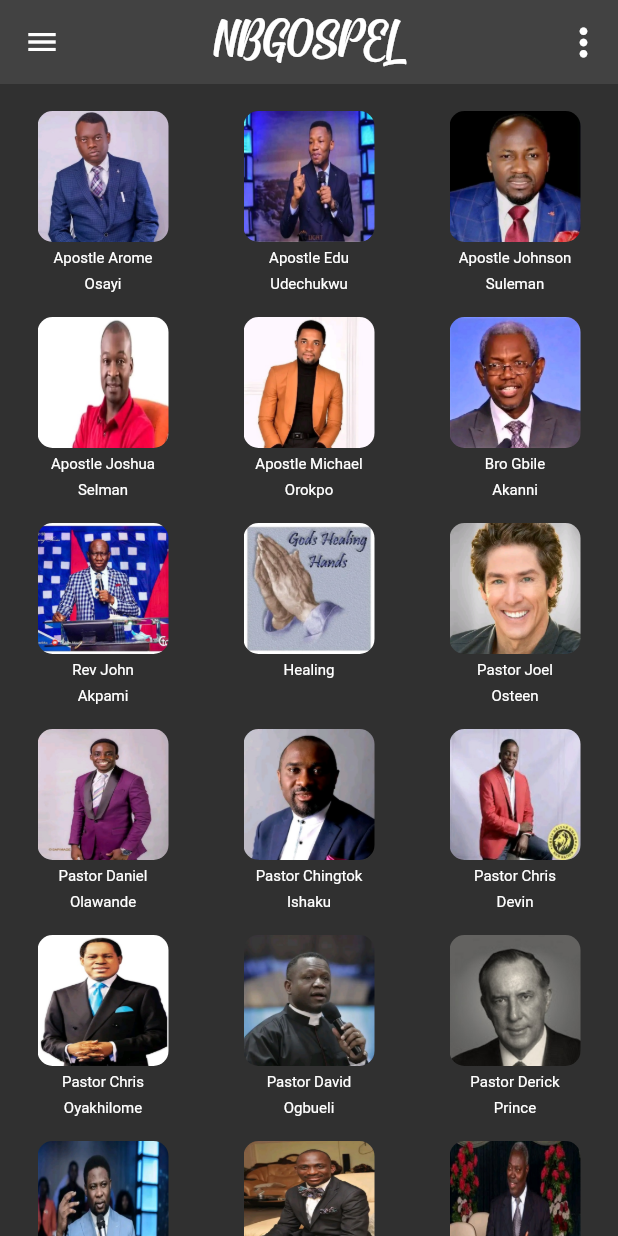
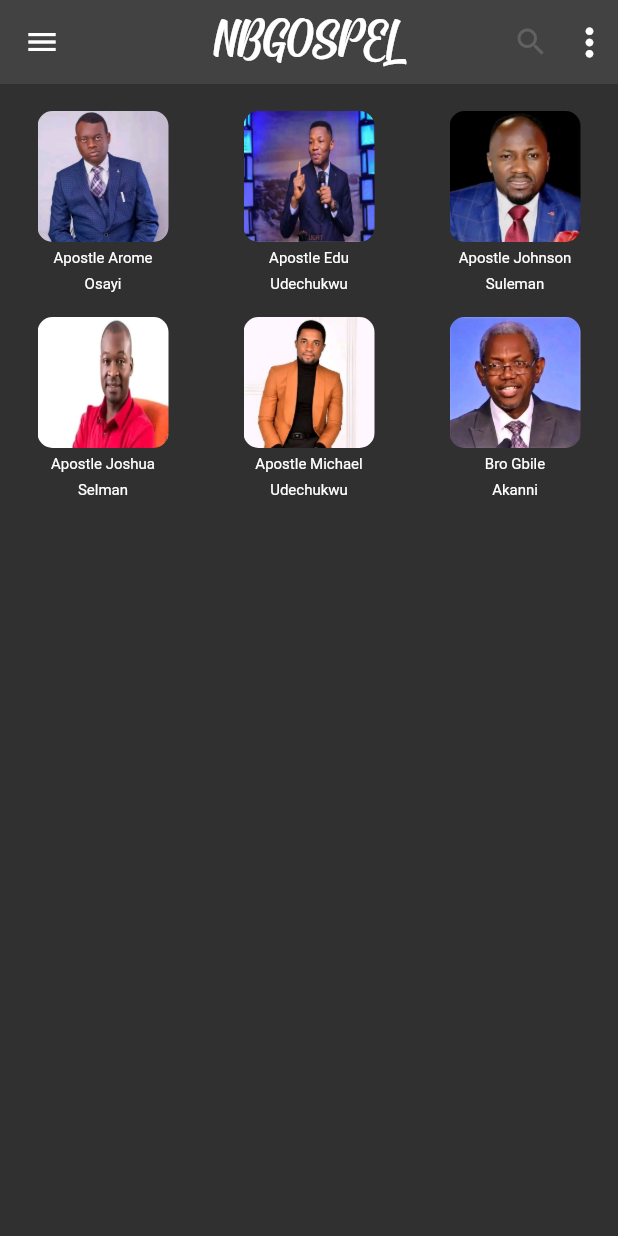
Before and after one commit to edokichuks/NBGOSPEL, a Flutter app: the MainHome screen opened directly, on a phone screen of 412 x 824 dp. Run offline on Flutter 3.47's test engine with Material 2 defaults, Android fonts, the phone set to English and light mode, and no system bars; our stand-ins replace flutter_swiper_null_safety.

Commit message:
Profile data rendering changed

```diff
--- /dev/null
+++ b/nbgospel/lib/data_list.dart
@@ -0,0 +1,46 @@
+import 'package:nbgospel/model/user_model.dart';
+
+const List<UserModel> originalList = [
+  UserModel(
+    pic: 'assets/Apostle Arome Osayi.jpg',
+    firstName: 'Apostle Arome',
+    lastName: 'Osayi',
+    fullName: 'Apostle Arome Osayi',
+    url: 'https://nbgospel.com/download-apostle-arome-osayi-messages-2021/',
+  ),
+  UserModel(
+    pic: 'assets/Apostle Edu Udechukwu.jpg',
+    firstName: 'Apostle Edu',
+    lastName: 'Udechukwu',
+    fullName: 'Apostle Edu Udechukwu',
+    url: 'https://nbgospel.com/download-all-apostle-edu-udechukwu-messages/',
+  ),
+  UserModel(
+    pic: 'assets/Apostle Johnson Suleman 1.jpg',
+    firstName: 'Apostle Johnson',
+    lastName: 'Suleman',
+    fullName: 'Apostle Johnson Suleman',
+    url: 'https://nbgospel.com/apostle-johnson-suleman-messages-2021-mp3/',
+  ),
+  UserModel(
+    pic: 'assets/Apostle Joshua Selman.jpg',
+    firstName: 'Apostle Joshua',
+    lastName: 'Selman',
+    fullName: 'Apostle Joshua Selman',
+    url: 'https://nbgospel.com/download-apostle-joshua-selman-messages/',
+  ),
+  UserModel(
+    pic: 'assets/Apostle Michael Orokpo.jpg',
+    firstName: 'Apostle Michael',
+    lastName: 'Udechukwu',
+    fullName: 'Apostle Michael Udechukwu',
+    url: 'https://nbgospel.com/download-apostle-michael-orokpo-messages-mp3/',
+  ),
+  UserModel(
+    pic: 'assets/Bro Gbile Akanni.jpg',
+    firstName: 'Bro Gbile',
+    lastName: 'Akanni',
+    fullName: 'Bro Gbile Akanni',
+    url: 'https://nbgospel.com/download-bro-gbile-akanni-messages/',
+  ),
+];
--- a/nbgospel/lib/model/main_screen_data.dart
+++ b/nbgospel/lib/model/main_screen_data.dart
@@ -1,117 +1,153 @@
 import 'package:flutter/material.dart';
+import 'package:nbgospel/data_list.dart';
 import 'package:nbgospel/model/profile_tab.dart';
 
-class MainScreen extends StatelessWidget {
+class MainScreen extends StatefulWidget {
   MainScreen({Key? key}) : super(key: key);
-  int count = 20;
-  final List<String> pic = [
-    'assets/Apostle Arome Osayi.jpg',
-    'assets/Apostle Edu Udechukwu.jpg',
-    'assets/Apostle Johnson Suleman 1.jpg',
-    'assets/Apostle Joshua Selman.jpg',
-    'assets/Apostle Michael Orokpo.jpg',
-    'assets/Bro Gbile Akanni.jpg',
-    'assets/Dr John Akpami.jpg',
-    'assets/Healing.jpg',
-    'assets/Joel Osteen.jpg',
-    'assets/P. Daneil.jpg',
-    'assets/Pastor Chingtok Ishaku.jpg',
-    'assets/Pastor Chris Devin.jpg',
-    'assets/Pastor Chris Oyakhilome 2.jpg',
-    'assets/Pastor David Ogbueli.jpg',
-    'assets/Pastor Derick Prince.jpg',
-    'assets/Pastor Femi Lazarus.jpg',
-    'assets/Pastor Paul Enenche 2.jpg',
-    'assets/Pastor W.F. Kumuyi.jpg',
-    'assets/Prayer.jpg',
-    'assets/Prophet Jesse Janfa.jpg',
-    'assets/Reverend Gideon Odoma.jpg',
-    'assets/Reverend Tolu Agboola.jpg',
-    'assets/T.D. Jakes.jpg',
-    'assets/Pastor Jerry Eze.jpg',
-    'assets/Pastor Poju Oyemadu.jpg',
-  ];
-  final List<String> FirsName = [
-    'Apostle Arome',
-    'Apostle Edu',
-    'Apostle Johnson',
-    'Apostle Joshua',
-    'Apostle Michael',
-    'Bro Gbile',
-    'Rev John',
-    'Healing',
-    'Pastor Joel',
-    'Pastor Daniel',
-    'Pastor Chingtok',
-    'Pastor Chris',
-    'Pastor Chris',
-    'Pastor David',
-    'Pastor Derick',
-    'Pastor Femi',
-    'Pastor Paul',
-    'Pastor W.F.',
-    'Prayer',
-    'Prophet Jesse',
-    'Reverend Gideon',
-    'Reverend Tolu',
-    'Bishop T.D.',
-    'Pastor Jerry',
-    'Pastor Poju'
-  ];
-  final List<String> LastName = [
-    'Osayi',
-    'Udechukwu',
-    'Suleman',
-    'Selman',
-    'Orokpo',
-    'Akanni',
-    'Akpami',
-    '',
-    'Osteen',
-    'Olawande',
-    'Ishaku',
-    'Devin',
-    'Oyakhilome',
-    'Ogbueli',
-    'Prince',
-    'Lazarus',
-    'Enenche',
-    'Kumuyi',
-    '',
-    'Janfa',
-    'Odoma',
-    'Agboola',
-    'Jakes',
-    'Eze',
-    'Oyemadu',
-  ];
-  final List<String> url = [
-    'https://nbgospel.com/download-apostle-arome-osayi-messages-2021/',
-    'https://nbgospel.com/download-all-apostle-edu-udechukwu-messages/',
-    'https://nbgospel.com/apostle-johnson-suleman-messages-2021-mp3/',
-    'https://nbgospel.com/download-apostle-joshua-selman-messages/',
-    'https://nbgospel.com/download-apostle-michael-orokpo-messages-mp3/',
-    'https://nbgospel.com/download-bro-gbile-akanni-messages/',
-    'https://nbgospel.com/reverend-john-akpami-messages/',
-    'https://nbgospel.com/',
-    'https://nbgospel.com/free-audio-download-joel-osteen-sermons/',
-    'https://nbgospel.com/',
-    'https://nbgospel.com/pastor-chingtok-ishaku-messages-mp3/',
-    'https://nbgospel.com/',
-    'https://nbgospel.com/download-pastor-chris-oyakhilome-messages/',
-    'https://nbgospel.com/download-pastor-david-ogbueli-messages/',
-    'https://nbgospel.com/download-derek-prince-sermons-audio-and-book-collections/',
-    'https://nbgospel.com/download-pastor-femi-lazarus-messages/',
-    'https://nbgospel.com/audio-of-dr-pastor-paul-enenche-messages-mp3/',
-    'https://nbgospel.com/dlcm-download-pastor-wf-kumuyi-messages-2021-mp3/',
-    'https://nbgospel.com/',
-    'https://nbgospel.com/download-all-prophet-jesse-janfa-messages/',
-    'https://nbgospel.com/recent-mp3-download-all-rev-gideon-odoma-messages-here/',
-    'https://nbgospel.com/download-all-reverend-tolu-agboola-messages/',
-    'https://nbgospel.com/download-t-d-jakes-sermons-and-books/',
-    '',
-    '',
-  ];
+
+  @override
+  State<MainScreen> createState() => _MainScreenState();
+}
+
+class _MainScreenState extends State<MainScreen> {
+  // final List<String> pic = [
+  //   'assets/Apostle Arome Osayi.jpg',
+  //   'assets/Apostle Edu Udechukwu.jpg',
+  //   'assets/Apostle Johnson Suleman 1.jpg',
+  //   'assets/Apostle Joshua Selman.jpg',
+  //   'assets/Apostle Michael Orokpo.jpg',
+  //   'assets/Bro Gbile Akanni.jpg',
+  //   'assets/Dr John Akpami.jpg',
+  //   'assets/Healing.jpg',
+  //   'assets/Joel Osteen.jpg',
+  //   'assets/P. Daneil.jpg',
+  //   'assets/Pastor Chingtok Ishaku.jpg',
+  //   'assets/Pastor Chris Devin.jpg',
+  //   'assets/Pastor Chris Oyakhilome 2.jpg',
+  //   'assets/Pastor David Ogbueli.jpg',
+  //   'assets/Pastor Derick Prince.jpg',
+  //   'assets/Pastor Femi Lazarus.jpg',
+  //   'assets/Pastor Paul Enenche 2.jpg',
+  //   'assets/Pastor W.F. Kumuyi.jpg',
+  //   'assets/Prayer.jpg',
+  //   'assets/Prophet Jesse Janfa.jpg',
+  //   'assets/Reverend Gideon Odoma.jpg',
+  //   'assets/Reverend Tolu Agboola.jpg',
+  //   'assets/T.D. Jakes.jpg',
+  //   'assets/Pastor Jerry Eze.jpg',
+  //   'assets/Pastor Poju Oyemadu.jpg',
+  // ];
+  //
+  // List<String> FirsName = [
+  //   'Apostle Arome',
+  //   'Apostle Edu',
+  //   'Apostle Johnson',
+  //   'Apostle Joshua',
+  //   'Apostle Michael',
+  //   'Bro Gbile',
+  //   'Rev John',
+  //   'Healing',
+  //   'Pastor Joel',
+  //   'Pastor Daniel',
+  //   'Pastor Chingtok',
+  //   'Pastor Chris',
+  //   'Pastor Chris',
+  //   'Pastor David',
+  //   'Pastor Derick',
+  //   'Pastor Femi',
+  //   'Pastor Paul',
+  //   'Pastor W.F.',
+  //   'Prayer',
+  //   'Prophet Jesse',
+  //   'Reverend Gideon',
+  //   'Reverend Tolu',
+  //   'Bishop T.D.',
+  //   'Pastor Jerry',
+  //   'Pastor Poju'
+  // ];
+  //
+  // final List<String> LastName = [
+  //   'Osayi',
+  //   'Udechukwu',
+  //   'Suleman',
+  //   'Selman',
+  //   'Orokpo',
+  //   'Akanni',
+  //   'Akpami',
+  //   '',
+  //   'Osteen',
+  //   'Olawande',
+  //   'Ishaku',
+  //   'Devin',
+  //   'Oyakhilome',
+  //   'Ogbueli',
+  //   'Prince',
+  //   'Lazarus',
+  //   'Enenche',
+  //   'Kumuyi',
+  //   '',
+  //   'Janfa',
+  //   'Odoma',
+  //   'Agboola',
+  //   'Jakes',
+  //   'Eze',
+  //   'Oyemadu',
+  // ];
+  // final List<String> FullName = [
+  //   'Osayi',
+  //   'Udechukwu',
+  //   'Suleman',
+  //   'Selman',
+  //   'Orokpo',
+  //   'Akanni',
+  //   'Akpami',
+  //   '',
+  //   'Osteen',
+  //   'Olawande',
+  //   'Ishaku',
+  //   'Devin',
+  //   'Oyakhilome',
+  //   'Ogbueli',
+  //   'Prince',
+  //   'Lazarus',
+  //   'Enenche',
+  //   'Kumuyi',
+  //   '',
+  //   'Janfa',
+  //   'Odoma',
+  //   'Agboola',
+  //   'Jakes',
+  //   'Eze',
+  //   'Oyemadu',
+  // ];
+  //
+  // final List<String> url = [
+  //   'https://nbgospel.com/download-apostle-arome-osayi-messages-2021/',
+  //   'https://nbgospel.com/download-all-apostle-edu-udechukwu-messages/',
+  //   'https://nbgospel.com/apostle-johnson-suleman-messages-2021-mp3/',
+  //   'https://nbgospel.com/download-apostle-joshua-selman-messages/',
+  //   'https://nbgospel.com/download-apostle-michael-orokpo-messages-mp3/',
+  //   'https://nbgospel.com/download-bro-gbile-akanni-messages/',
+  //   'https://nbgospel.com/reverend-john-akpami-messages/',
+  //   'https://nbgospel.com/',
+  //   'https://nbgospel.com/free-audio-download-joel-osteen-sermons/',
+  //   'https://nbgospel.com/',
+  //   'https://nbgospel.com/pastor-chingtok-ishaku-messages-mp3/',
+  //   'https://nbgospel.com/',
+  //   'https://nbgospel.com/download-pastor-chris-oyakhilome-messages/',
+  //   'https://nbgospel.com/download-pastor-david-ogbueli-messages/',
+  //   'https://nbgospel.com/download-derek-prince-sermons-audio-and-book-collections/',
+  //   'https://nbgospel.com/download-pastor-femi-lazarus-messages/',
+  //   'https://nbgospel.com/audio-of-dr-pastor-paul-enenche-messages-mp3/',
+  //   'https://nbgospel.com/dlcm-download-pastor-wf-kumuyi-messages-2021-mp3/',
+  //   'https://nbgospel.com/',
+  //   'https://nbgospel.com/download-all-prophet-jesse-janfa-messages/',
+  //   'https://nbgospel.com/recent-mp3-download-all-rev-gideon-odoma-messages-here/',
+  //   'https://nbgospel.com/download-all-reverend-tolu-agboola-messages/',
+  //   'https://nbgospel.com/download-t-d-jakes-sermons-and-books/',
+  //   '',
+  //   '',
+  // ];
 
   @override
   Widget build(BuildContext context) {
@@ -121,16 +157,14 @@ class MainScreen extends StatelessWidget {
       ),
       child: GridView.builder(
         shrinkWrap: true,
-        itemCount: pic.length,
+        itemCount: originalList.length,
         gridDelegate: SliverGridDelegateWithFixedCrossAxisCount(
           crossAxisCount: 3,
         ),
         itemBuilder: (context, index) {
+          final user = originalList[index];
           return ProfileTab(
-            firstName: FirsName[index],
-            lastName: LastName[index],
-            imgURL: pic[index],
-            webURL: Uri.parse(url[index]),
+            user: user,
           );
         },
       ),
--- a/nbgospel/lib/model/profile_tab.dart
+++ b/nbgospel/lib/model/profile_tab.dart
@@ -1,30 +1,32 @@
 import 'package:flutter/material.dart';
+import 'package:nbgospel/model/user_model.dart';
 import 'package:url_launcher/url_launcher.dart';
 
-class ProfileTab extends StatelessWidget {
-  final String firstName;
-  final String lastName;
-  final String imgURL;
-  final Uri webURL;
+class ProfileTab extends StatefulWidget {
+  final UserModel user;
   const ProfileTab({
     Key? key,
-    required this.firstName,
-    required this.imgURL,
-    required this.webURL,
-    required this.lastName,
+    required this.user,
   }) : super(key: key);
+
+  @override
+  State<ProfileTab> createState() => _ProfileTabState();
+}
+
+class _ProfileTabState extends State<ProfileTab> {
   Future<void> _lunchURL() async {
-    if (await canLaunchUrl(webURL)) {
+    final webParse = Uri.parse(widget.user.url);
+    if (await canLaunchUrl(webParse)) {
       if (!await launchUrl(
-        webURL,
+        webParse,
         mode: LaunchMode.inAppWebView,
       )) {
-        print('inner statement ');
+        //print('inner statement ');
       }
 
-      print('lauched url');
+      // print('lauched url');
     } else {
-      throw "Could not launch $webURL";
+      throw "Could not launch $webParse";
     }
   }
 
@@ -42,16 +44,15 @@ class ProfileTab extends StatelessWidget {
             Expanded(
               child: ClipRRect(
                 child: Image.asset(
-                  imgURL,
+                  widget.user.pic,
                   fit: BoxFit.cover,
-                  //todo edit this properites to get a better look
                 ),
                 borderRadius: BorderRadius.circular(10),
               ),
             ),
             SizedBox(height: 5),
             Text(
-              firstName,
+              widget.user.firstName,
               maxLines: 1,
               style: TextStyle(
                 fontSize: 10,
@@ -59,13 +60,11 @@ class ProfileTab extends StatelessWidget {
             ),
             SizedBox(height: 5),
             Text(
-              lastName,
-
+              widget.user.lastName,
               maxLines: 1,
               style: TextStyle(
                 fontSize: 10,
               ),
-              //todo maybe add style
             ),
           ],
         ),
--- /dev/null
+++ b/nbgospel/lib/model/user_model.dart
@@ -0,0 +1,14 @@
+class UserModel {
+  final String pic;
+  final String firstName;
+  final String lastName;
+  final String url;
+  final String fullName;
+
+  const UserModel(
+      {required this.pic,
+      required this.firstName,
+      required this.lastName,
+      required this.url,
+      required this.fullName});
+}
--- a/nbgospel/lib/screen/main_home.dart
+++ b/nbgospel/lib/screen/main_home.dart
@@ -1,42 +1,141 @@
+import 'package:flutter/cupertino.dart';
 import 'package:flutter/material.dart';
-import 'package:nbgospel/model/main_screen_data.dart';
+import 'package:nbgospel/data_list.dart';
+import 'package:nbgospel/model/profile_tab.dart';
+import 'package:nbgospel/model/user_model.dart';
 
 import 'drawer.dart';
 
-class MainHome extends StatelessWidget {
-  const MainHome({Key? key}) : super(key: key);
+class MainHome extends StatefulWidget {
+  const MainHome({
+    Key? key,
+  }) : super(key: key);
+  final isSwitched = true;
+
+  @override
+  State<MainHome> createState() => _MainHomeState();
+}
+
+class _MainHomeState extends State<MainHome> {
+  //toggle the NText
+  bool isClicked = true;
+  bool isSwitched = true; //todo yet undone
+  bool _isSearching = false;
+  List<UserModel> _searchedUsers = [];
+  late final TextEditingController _textEditingController;
+
+  void _searchListener() {
+    if (_textEditingController.text.trim().isNotEmpty) {
+      String searchQuery = _textEditingController.text.trim().toLowerCase();
+
+      List<UserModel> tempList = [];
+
+      for (int i = 0; i < originalList.length; i++) {
+        final singleItem = originalList[i];
+        if (singleItem.fullName.toLowerCase().contains(searchQuery)) {
+          tempList.add(singleItem);
+        }
+      }
+
+      setState(() {
+        _searchedUsers = tempList;
+        _isSearching = true;
+      });
+    } else {
+      setState(() {
+        _isSearching = false;
+      });
+    }
+  }
+
+  @override
+  void initState() {
+    super.initState();
+    _textEditingController = TextEditingController();
+    _textEditingController.addListener(_searchListener);
+  }
+
+  @override
+  void dispose() {
+    _textEditingController.dispose();
+    super.dispose();
+  }
 
   @override
   Widget build(BuildContext context) {
     return Scaffold(
-      //  backgroundColor: Colors.white,
       appBar: AppBar(
-        title: Text(
+        title: isClicked
+            ? Text(
                 'NBGOSPEL',
                 style: TextStyle(
                   fontFamily: 'Signatra',
                   fontSize: 40,
                 ),
+              )
+            : Container(
+                height: 35,
+                color: Colors.grey.shade600,
+                //todo change this colors
+                child: Row(
+                  children: [
+                    Flexible(
+                      child: TextField(
+                        controller: _textEditingController,
+                        //autofocus: true,
+                        cursorColor: Colors.grey.shade800,
+
+                        decoration: InputDecoration(
+                          border: InputBorder.none,
+                          enabledBorder: InputBorder.none,
+                          focusedBorder: InputBorder.none,
+                          disabledBorder: InputBorder.none,
+                          errorBorder: InputBorder.none,
+                          focusedErrorBorder: InputBorder.none,
+                          hintText: 'Search here on nbGospel',
+                          icon: Icon(
+                            Icons.search,
+                            color: Colors.grey.shade700,
                           ),
-        // title: Center(
-        //   child: Container(
-        //     height: 40,
-        //     color: Colors.grey.shade800,
-        //     //todo change this colors
-        //     child: TextField(
-        //       decoration: InputDecoration(
-        //         border: InputBorder.none,
-        //         hintText: 'Search here on nbGospel',
-        //         icon: Icon(Icons.search),
-        //       ),
-        //     ),
-        //   ),
-        // ),
+                        ),
+                      ),
+                    ),
+                    TextButton(
+                      onPressed: () {
+                        _textEditingController.clear();
+                        setState(
+                          () {
+                            _textEditingController.text = '';
+                          },
+                        );
+                      },
+                      child: Icon(
+                        Icons.close_rounded,
+                        color: Colors.grey.shade700,
+                      ),
+                    ),
+                  ],
+                ),
+              ),
         centerTitle: true,
         elevation: 0,
         actions: [
+          Visibility(
+            visible: isClicked,
+            child: IconButton(
+              onPressed: () {
+                setState(() {
+                  isClicked = !isClicked;
+                });
+              },
+              icon: Icon(
+                Icons.search,
+                color: Colors.grey.shade700,
+              ),
+            ),
+          ),
           Padding(
-            padding: const EdgeInsets.all(8.0),
+            padding: const EdgeInsets.only(right: 4),
             child: PopupMenuButton(
               itemBuilder: (context) => [
                 PopupMenuItem(
@@ -62,9 +161,17 @@ class MainHome extends StatelessWidget {
                 PopupMenuItem(
                   child: Row(
                     children: [
-                      Icon(
+                      IconButton(
+                        icon: Icon(
                           Icons.color_lens_outlined,
                           color: Colors.black54,
+                        ),
+                        onPressed: () {
+                          setState(() {
+                            isSwitched = !isSwitched;
+                          });
+                        },
+                        padding: EdgeInsets.zero,
                       ),
                       Padding(
                         padding: const EdgeInsets.only(left: 8.0),
@@ -105,7 +212,7 @@ class MainHome extends StatelessWidget {
                 size: 30,
               ),
             ),
-          )
+          ),
         ],
         // bottom: PreferredSize(
         //   preferredSize: Size.fromHeight(30),
@@ -119,7 +226,59 @@ class MainHome extends StatelessWidget {
         // ),
       ),
       drawer: HomeDrawer(),
-      body: MainScreen(),
+      body: _isSearching && _searchedUsers.isEmpty
+          ? Center(
+              child: Column(
+                mainAxisAlignment: MainAxisAlignment.center,
+                children: [
+                  Icon(
+                    Icons.search_off,
+                    size: 80,
+                    color: Colors.grey.shade400,
+                  ),
+                  Text(
+                    'No results found',
+                    style: TextStyle(
+                      fontSize: 35,
+                      fontWeight: FontWeight.bold,
+                      color: Colors.grey.shade400,
+                    ),
+                  ),
+                ],
+              ),
+            )
+          : Padding(
+              padding: const EdgeInsets.only(
+                top: 10,
+              ),
+              child: !_isSearching
+                  ? GridView.builder(
+                      itemCount: originalList.length, //25
+                      gridDelegate:
+                          const SliverGridDelegateWithFixedCrossAxisCount(
+                        crossAxisCount: 3,
+                      ),
+                      itemBuilder: (context, index) {
+                        final user = originalList[index];
+                        return ProfileTab(
+                          user: user,
+                        );
+                      },
+                    )
+                  : GridView.builder(
+                      itemCount: _searchedUsers.length, //25
+                      gridDelegate:
+                          const SliverGridDelegateWithFixedCrossAxisCount(
+                        crossAxisCount: 3,
+                      ),
+                      itemBuilder: (context, index) {
+                        final user = _searchedUsers[index];
+                        return ProfileTab(
+                          user: user,
+                        );
+                      },
+                    ),
+            ),
     );
   }
 }
```
Also changed, not shown: 10 other files. Lines whose indentation alone changed are shown as unchanged.
